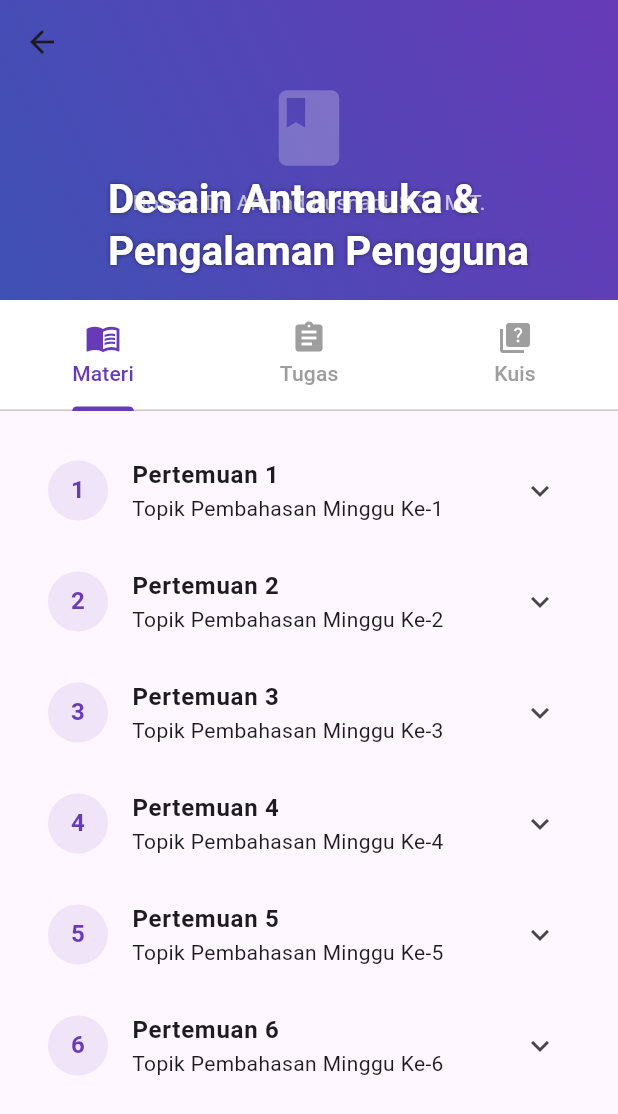
After one commit to hamidarki/lms_uas, a Flutter app: the KelasPage screen opened directly, after a tap on "Desain Antarmuka & Pengalaman Pengguna", on a phone screen of 412 x 824 dp. The commit adds this screen. Shown: the top 1114 px of the screen. Run offline on Flutter 3.47's test engine with Material 3 defaults, Android fonts, the phone set to English and light mode, and no system bars.

Commit message:
menambahkan isi konten halaman detail kelas

```diff
--- /dev/null
+++ b/lib/pages/detail_kelas_page.dart
@@ -0,0 +1,200 @@
+import 'package:flutter/material.dart';
+
+class DetailKelasPage extends StatefulWidget {
+  final String namaMatakuliah;
+  final String dosenPengampu;
+
+  const DetailKelasPage({
+    super.key,
+    required this.namaMatakuliah,
+    required this.dosenPengampu,
+  });
+
+  @override
+  State<DetailKelasPage> createState() => _DetailKelasPageState();
+}
+
+class _DetailKelasPageState extends State<DetailKelasPage> with SingleTickerProviderStateMixin {
+  late TabController _tabController;
+
+  @override
+  void initState() {
+    super.initState();
+    _tabController = TabController(length: 3, vsync: this);
+  }
+
+  @override
+  void dispose() {
+    _tabController.dispose();
+    super.dispose();
+  }
+
+  @override
+  Widget build(BuildContext context) {
+    return Scaffold(
+      body: CustomScrollView(
+        slivers: [
+          // Elegant Header with Course Info
+          SliverAppBar(
+            expandedHeight: 200.0,
+            floating: false,
+            pinned: true,
+            backgroundColor: Colors.deepPurple,
+            flexibleSpace: FlexibleSpaceBar(
+              title: Text(
+                widget.namaMatakuliah,
+                style: const TextStyle(
+                  color: Colors.white,
+                  fontWeight: FontWeight.bold,
+                  fontSize: 18,
+                  shadows: [Shadow(color: Colors.black45, blurRadius: 4)],
+                ),
+              ),
+              background: Container(
+                decoration: const BoxDecoration(
+                  gradient: LinearGradient(
+                    begin: Alignment.topRight,
+                    end: Alignment.bottomLeft,
+                    colors: [Colors.deepPurple, Colors.indigo],
+                  ),
+                ),
+                child: Center(
+                  child: Column(
+                    mainAxisAlignment: MainAxisAlignment.center,
+                    children: [
+                      const Icon(Icons.class_, size: 60, color: Colors.white24),
+                      const SizedBox(height: 10),
+                      Text(
+                        'Dosen: ${widget.dosenPengampu}',
+                        style: const TextStyle(color: Colors.white70, fontSize: 14),
+                      ),
+                    ],
+                  ),
+                ),
+              ),
+            ),
+          ),
+
+          // TabBar pinned below AppBar
+          SliverPersistentHeader(
+            pinned: true,
+            delegate: _SliverAppBarDelegate(
+              TabBar(
+                controller: _tabController,
+                labelColor: Colors.deepPurple,
+                unselectedLabelColor: Colors.grey,
+                indicatorColor: Colors.deepPurple,
+                tabs: const [
+                  Tab(icon: Icon(Icons.menu_book), text: 'Materi'),
+                  Tab(icon: Icon(Icons.assignment), text: 'Tugas'),
+                  Tab(icon: Icon(Icons.quiz), text: 'Kuis'),
+                ],
+              ),
+            ),
+          ),
+
+          // TabBarView content
+          SliverFillRemaining(
+            child: TabBarView(
+              controller: _tabController,
+              children: [
+                _buildMateriSection(),
+                _buildTugasSection(),
+                _buildKuisSection(),
+              ],
+            ),
+          ),
+        ],
+      ),
+    );
+  }
+
+  Widget _buildMateriSection() {
+    return ListView.builder(
+      padding: const EdgeInsets.all(16),
+      itemCount: 6,
+      itemBuilder: (context, index) {
+        int meeting = index + 1;
+        return ExpansionTile(
+          leading: CircleAvatar(
+            backgroundColor: Colors.deepPurple.withOpacity(0.1),
+            child: Text('$meeting', style: const TextStyle(color: Colors.deepPurple, fontWeight: FontWeight.bold)),
+          ),
+          title: Text('Pertemuan $meeting', style: const TextStyle(fontWeight: FontWeight.bold)),
+          subtitle: Text('Topik Pembahasan Minggu Ke-$meeting'),
+          children: [
+            _buildResourceItem(Icons.picture_as_pdf, 'Modul Materi Pertemuan $meeting.pdf', 'File PDF'),
+            _buildResourceItem(Icons.language, 'Link Referensi Tambahan', 'URL Website'),
+            _buildResourceItem(Icons.play_circle_fill, 'Video Pembelajaran Interaktif', 'Konten Interaktif'),
+          ],
+        );
+      },
+    );
+  }
+
+  Widget _buildTugasSection() {
+    return ListView(
+      padding: const EdgeInsets.all(16),
+      children: [
+        _buildActionCard(Icons.assignment_outlined, 'Tugas Pendahuluan', 'Deadline: 28 Des 2025', Colors.orange),
+        _buildActionCard(Icons.assignment_turned_in, 'Proyek Tengah Semester', 'Selesai', Colors.green),
+      ],
+    );
+  }
+
+  Widget _buildKuisSection() {
+    return ListView(
+      padding: const EdgeInsets.all(16),
+      children: [
+        _buildActionCard(Icons.timer, 'Kuis Minggu 4', 'Durasi: 30 Menit', Colors.blue),
+        _buildActionCard(Icons.lock, 'Ujian Akhir Semester', 'Terkunci', Colors.grey),
+      ],
+    );
+  }
+
+  Widget _buildResourceItem(IconData icon, String title, String type) {
+    return ListTile(
+      leading: Icon(icon, color: Colors.deepPurple, size: 20),
+      title: Text(title, style: const TextStyle(fontSize: 14)),
+      trailing: const Icon(Icons.download, size: 18, color: Colors.grey),
+      onTap: () {},
+    );
+  }
+
+  Widget _buildActionCard(IconData icon, String title, String status, Color color) {
+    return Card(
+      margin: const EdgeInsets.only(bottom: 12),
+      child: ListTile(
+        leading: Icon(icon, color: color),
+        title: Text(title, style: const TextStyle(fontWeight: FontWeight.w500)),
+        subtitle: Text(status),
+        trailing: const Icon(Icons.chevron_right),
+        onTap: () {},
+      ),
+    );
+  }
+}
+
+class _SliverAppBarDelegate extends SliverPersistentHeaderDelegate {
+  _SliverAppBarDelegate(this._tabBar);
+
+  final TabBar _tabBar;
+
+  @override
+  double get minExtent => _tabBar.preferredSize.height;
+  @override
+  double get maxExtent => _tabBar.preferredSize.height;
+
+  @override
+  Widget build(BuildContext context, double shrinkOffset, bool overlapsContent) {
+    return Container(
+      color: Colors.white,
+      child: _tabBar,
+    );
+  }
+
+  @override
+  bool shouldRebuild(_SliverAppBarDelegate oldDelegate) {
+    return false;
+  }
+}
--- a/lib/pages/kelas_page.dart
+++ b/lib/pages/kelas_page.dart
@@ -1,4 +1,5 @@
 import 'package:flutter/material.dart';
+import 'package:lms/pages/detail_kelas_page.dart';
 
 class KelasPage extends StatelessWidget {
   const KelasPage({super.key});
@@ -24,6 +25,7 @@ class KelasPage extends StatelessWidget {
               child: ListView(
                 children: [
                   _buildCourseCard(
+                    context,
                     'Desain Antarmuka & Pengalaman Pengguna',
                     'IF302',
                     'Dr. Ahmad Kusnadi, S.T., M.T.',
@@ -32,6 +34,7 @@ class KelasPage extends StatelessWidget {
                     85,
                   ),
                   _buildCourseCard(
+                    context,
                     'Sistem Operasi',
                     'IF201',
                     'Prof. Budi Santoso, S.Kom., Ph.D.',
@@ -40,6 +43,7 @@ class KelasPage extends StatelessWidget {
                     60,
                   ),
                   _buildCourseCard(
+                    context,
                     'Bahasa Inggris',
                     'ING301',
                     'Dr. Siti Rahmawati, S.Pd., M.Pd.',
@@ -48,6 +52,7 @@ class KelasPage extends StatelessWidget {
                     90,
                   ),
                   _buildCourseCard(
+                    context,
                     'Pemrograman Multimedia',
                     'IF305',
                     'Dr. Rina Kartika, S.T., M.T.',
@@ -65,6 +70,7 @@ class KelasPage extends StatelessWidget {
   }
 
   Widget _buildCourseCard(
+    BuildContext context,
     String courseName,
     String classCode,
     String lecturer,
@@ -74,6 +80,19 @@ class KelasPage extends StatelessWidget {
   ) {
     return Card(
       margin: const EdgeInsets.only(bottom: 16),
+      clipBehavior: Clip.antiAlias,
+      child: InkWell(
+        onTap: () {
+          Navigator.push(
+            context,
+            MaterialPageRoute(
+              builder: (context) => DetailKelasPage(
+                namaMatakuliah: courseName,
+                dosenPengampu: lecturer,
+              ),
+            ),
+          );
+        },
         child: Padding(
           padding: const EdgeInsets.all(16.0),
           child: Column(
@@ -115,7 +134,7 @@ class KelasPage extends StatelessWidget {
                 children: [
                   Expanded(
                     child: Text(
-                    'Dosen: \$lecturer',
+                      'Dosen: $lecturer',
                       style: TextStyle(fontSize: 14, color: Colors.grey.shade700),
                     ),
                   ),
@@ -134,7 +153,7 @@ class KelasPage extends StatelessWidget {
                       crossAxisAlignment: CrossAxisAlignment.start,
                       children: [
                         Text(
-                        'Tanggal Mulai: \$startDate',
+                          'Tanggal Mulai: $startDate',
                           style: TextStyle(
                             fontSize: 12,
                             color: Colors.grey.shade600,
@@ -142,7 +161,7 @@ class KelasPage extends StatelessWidget {
                         ),
                         const SizedBox(height: 4),
                         Text(
-                        'Tahun Ajaran: \$academicYear',
+                          'Tahun Ajaran: $academicYear',
                           style: TextStyle(
                             fontSize: 12,
                             color: Colors.grey.shade600,
@@ -168,7 +187,7 @@ class KelasPage extends StatelessWidget {
                     style: TextStyle(fontSize: 12, color: Colors.grey.shade600),
                   ),
                   Text(
-                  '\$progress%',
+                    '$progress%',
                     style: const TextStyle(
                       fontSize: 12,
                       fontWeight: FontWeight.w500,
@@ -179,6 +198,7 @@ class KelasPage extends StatelessWidget {
             ],
           ),
         ),
+      ),
     );
   }
 }
```
Lines whose indentation alone changed are shown as unchanged.
